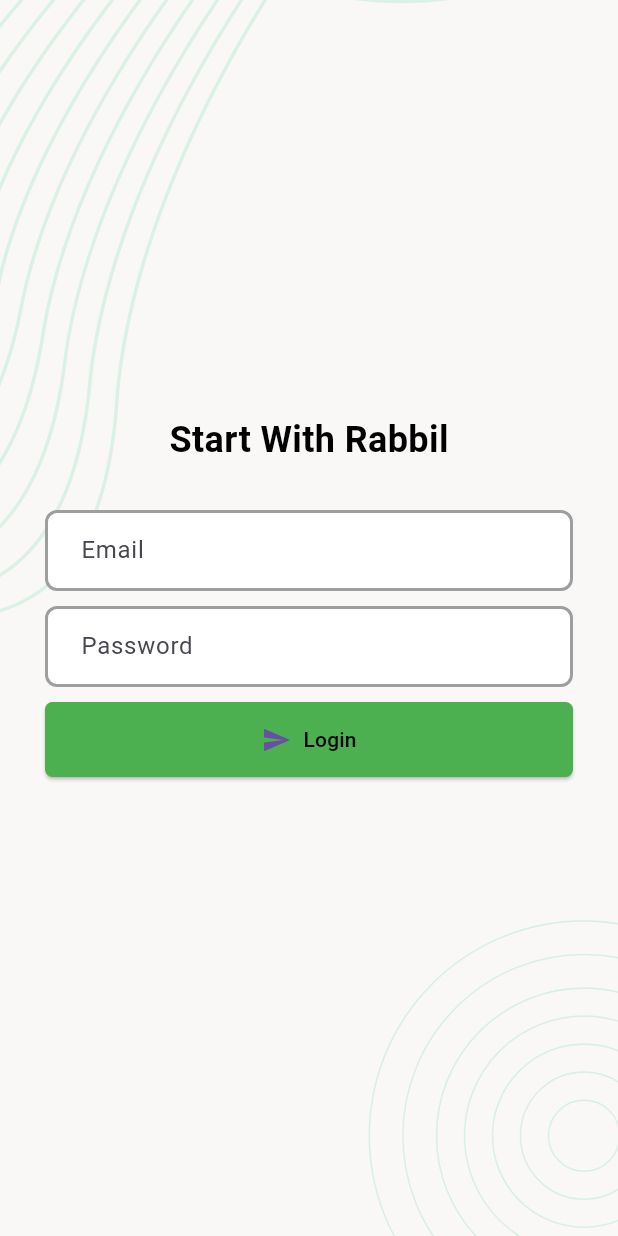
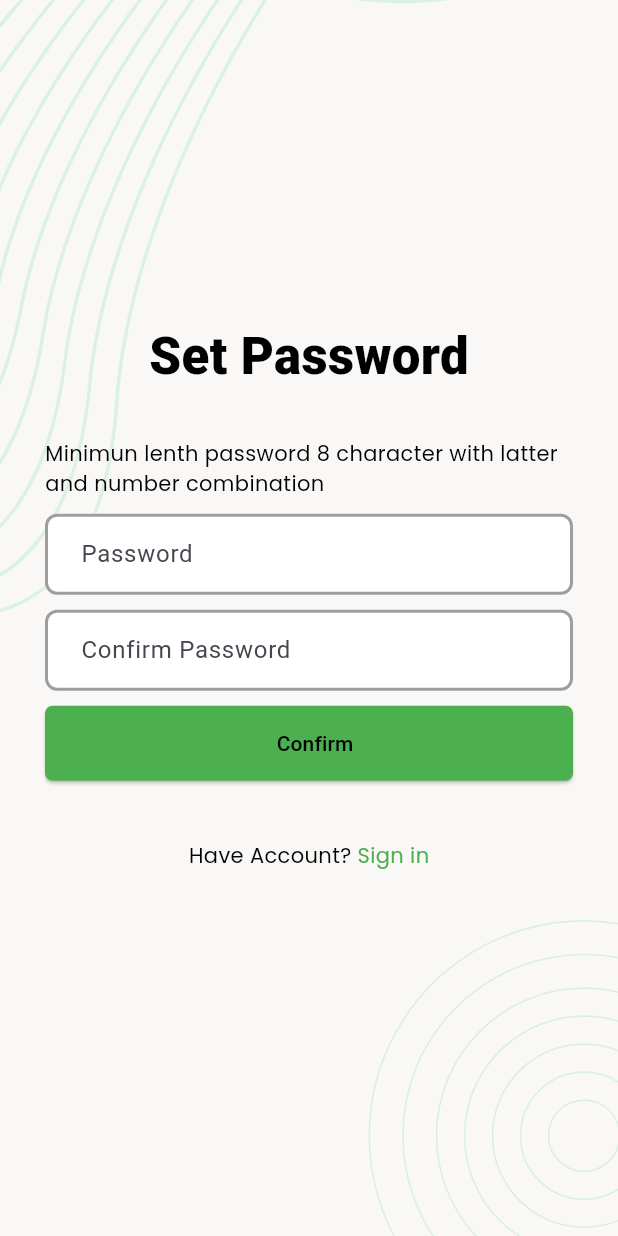
Before and after one commit to MostakAhmedShahad/FlutterTaskManager, a Flutter app: the screen it shows after launch, on a phone screen of 412 x 824 dp. Run offline on Flutter 3.47's test engine with Material 3 defaults, Android fonts, the phone set to English and light mode, and no system bars; our stand-ins replace flutter_svg, fluttertoast.

Commit message:
Boading_Screen

```diff
--- a/lib/main.dart
+++ b/lib/main.dart
@@ -1,6 +1,10 @@
 import 'package:flutter/material.dart';
-import 'package:flutter_application_1/ui/screens/login_screen.dart';
-import 'package:flutter_application_1/ui/screens/splash_screen.dart';
+import 'package:flutter_application_1/ui/screens/on_boading/email_verification_screen.dart';
+import 'package:flutter_application_1/ui/screens/on_boading/login_screen.dart';
+import 'package:flutter_application_1/ui/screens/on_boading/pin_verification_screen.dart';
+import 'package:flutter_application_1/ui/screens/on_boading/registration_screen.dart';
+import 'package:flutter_application_1/ui/screens/on_boading/set_password_screen.dart';
+import 'package:flutter_application_1/ui/screens/on_boading/splash_screen.dart';
 
 void main() {
   runApp(const MyApp());
@@ -17,8 +21,22 @@ class _MyAppState extends State<MyApp> {
   @override
   Widget build(BuildContext context) {
     return MaterialApp(
-      home: LoginScreen(),
+      title: "Task Manager",
       debugShowCheckedModeBanner: false,
+      initialRoute: '/setPassword',
+      routes: {
+      '/':(context)=> SplashScreen(),
+      '/login':(context)=> LoginScreen(),
+      '/registration':(context)=> RegistrationScreen(),
+      '/emailVerification':(context)=> EmailVerificationScreen(),
+      '/pinVerification':(context)=> PinVerificationScreen(),
+      '/setPassword':(context)=> SetPasswordScreen(),
+
+
+      }
+
+
+
     );
   }
 }
--- a/lib/ui/screens/login_screen.dart
+++ b/lib/ui/screens/on_boading/login_screen.dart
@@ -45,14 +45,7 @@ class _LoginScreenState extends State<LoginScreen> {
                       child: ElevatedButton(
 
                         onPressed: () {},
-                        style: ElevatedButton.styleFrom(
-                          backgroundColor: Colors.green,
-                          shape: RoundedRectangleBorder(
-                            borderRadius: BorderRadius.circular(5),
-                          ),
-
-
-                        ),
+                        style:  AppButtonStyle(),
                         child: Row(
                           mainAxisSize: MainAxisSize.min,
                           children: [
--- /dev/null
+++ b/lib/ui/screens/on_boading/set_password_screen.dart
@@ -0,0 +1,100 @@
+import 'package:flutter/material.dart';
+import 'package:flutter_application_1/ui/utilites/text_styles.dart';
+import 'package:flutter_application_1/ui/widgets/screen_background_widget.dart';
+
+class SetPasswordScreen extends StatefulWidget {
+  const SetPasswordScreen({super.key});
+
+  @override
+  State<SetPasswordScreen> createState() => _SetPasswordScreenState();
+}
+
+class _SetPasswordScreenState extends State<SetPasswordScreen> {
+  @override
+  Widget build(BuildContext context) {
+    return Scaffold(
+      body: ScreenBackgroundWidget(
+        widget: Column(
+          mainAxisAlignment: MainAxisAlignment.center,
+          children: [
+            Text(
+              'Set Password',
+              style: ScreenTittleTextStyle,
+            ),
+            Container(
+              child: Padding(
+                padding: EdgeInsets.all(30),
+                child: Column(
+                  children: [
+                    Text(
+                      'Minimun lenth password 8 character with latter and number combination',
+                      style: Head6Text(Colors.black),
+                    ),
+                    SizedBox(
+                      height: 10,
+                    ),
+                    TextFormField(
+                      decoration: CustomInputDecoration('Password'),
+                    ),
+                    SizedBox(
+                      height: 10,
+                    ),
+                    TextFormField(
+                      decoration: CustomInputDecoration('Confirm Password'),
+                    ),
+                    SizedBox(
+                      height: 10,
+                    ),
+                    SizedBox(
+                      width: double.infinity,
+                      height: 50,
+                      child: ElevatedButton(
+                        onPressed: () {},
+                        style: AppButtonStyle(),
+                        child: Row(
+                          mainAxisSize: MainAxisSize.min,
+                          children: [
+                            //Icon(Icons.send, size: 20),
+                            SizedBox(width: 8), // Spacing between icon and text
+                            Text(
+                              "Confirm",
+                              style: TextStyle(color: Colors.black),
+                            ),
+                          ],
+                        ),
+                      ),
+                    ),
+                    SizedBox(
+                      height: 40,
+                    ),
+                    SizedBox(
+                      child: Row(
+                        mainAxisAlignment: MainAxisAlignment.center,
+                        children: [
+                          Text(
+                            'Have Account? ',
+                            style: Head6Text(Colors.black),
+                          ),
+                          GestureDetector(
+                            onTap: () {
+                              print("Sign in tapped");
+                              // Add navigation logic here
+                            },
+                            child: Text(
+                              'Sign in',
+                              style:  Head6Text(Colors.green),
+                            ),
+                          ),
+                        ],
+                      ),
+                    ),
+                  ],
+                ),
+              ),
+            ),
+          ],
+        ),
+      ),
+    );
+  }
+}
--- a/lib/ui/utilites/text_styles.dart
+++ b/lib/ui/utilites/text_styles.dart
@@ -1,9 +1,34 @@
 import 'package:flutter/material.dart';
+import 'package:fluttertoast/fluttertoast.dart';
+
+const colorRed = Color.fromRGBO(235, 28, 36, 1);
+const colorGreen = Color.fromRGBO(33, 191, 115, 1);
+const colorWhite = Color.fromRGBO(255, 255, 255, 1);
+const colorDarkBlue = Color.fromRGBO(44, 62, 80, 1);
 
 TextStyle ScreenTittleTextStyle = const TextStyle(
-    fontSize: 24, fontWeight: FontWeight.w600, color: Colors.black);
+    fontSize: 34, fontWeight: FontWeight.w900, color: Colors.black);
 
-InputDecoration CustomInputDecoration(hintText ) {
+TextStyle Head1Text(textColor) {
+  return TextStyle(
+    color:textColor,
+
+    fontSize: 28,
+    fontFamily: 'poppins',
+    fontWeight: FontWeight.w700,
+  );
+}
+
+TextStyle Head6Text(textColor ) {
+  return TextStyle(
+    color: textColor,
+    fontSize: 14,
+    fontFamily: 'poppins',
+    fontWeight: FontWeight.w400,
+  );
+}
+
+InputDecoration CustomInputDecoration(hintText) {
   return InputDecoration(
     hintText: hintText,
     filled: true,
@@ -20,3 +45,48 @@ InputDecoration CustomInputDecoration(hintText ) {
     ),
   );
 }
+
+ButtonStyle AppButtonStyle() {
+  return ElevatedButton.styleFrom(
+    backgroundColor: Colors.green,
+    shape: RoundedRectangleBorder(
+      borderRadius: BorderRadius.circular(5),
+    ),
+  );
+}
+
+TextStyle ButtonTextStyle (){
+  return TextStyle (
+    fontSize: 14,
+    fontFamily: 'poppins',
+    fontWeight: FontWeight.w400
+
+  );
+
+}
+
+void SuccessToast(msg){
+  Fluttertoast.showToast(
+     msg:msg,
+  gravity :ToastGravity.BOTTOM,
+  timeInSecForIosWeb: 1,
+  toastLength: Toast.LENGTH_SHORT,
+  backgroundColor: colorGreen,
+  fontSize: 16
+
+  );
+
+}
+
+void ErrorToast(msg){
+  Fluttertoast.showToast(
+     msg:msg,
+  gravity :ToastGravity.BOTTOM,
+  timeInSecForIosWeb: 1,
+  toastLength: Toast.LENGTH_SHORT,
+  backgroundColor: colorRed,
+  fontSize: 16
+
+  );
+
+}
```
Also changed, not shown: lib/ui/screens/on_boading/email_verification_screen.dart (added, +76 -0 lines), lib/ui/screens/on_boading/pin_verification_screen.dart (added, +15 -0 lines), lib/ui/screens/on_boading/registration_screen.dart (added, +94 -0 lines), pubspec.yaml (+8 -0 lines), fonts/Poppins-Regular.ttf (added), lib/api/client_api.dart (added), lib/ui/screens/on_boading/splash_screen.dart (renamed from lib/ui/screens/splash_screen.dart), lib/ui/screens/profile/profile_update_screen.dart (added), lib/ui/screens/task/cancel_task_screen.dart (added), lib/ui/screens/task/completed_task_list_screen.dart (added), lib/ui/screens/task/new_task_list_screen.dart (added), lib/ui/screens/task/progress_task_list_screen.dart (added), lib/ui/screens/task/task_create_screen.dart (added), pubspec.lock.
